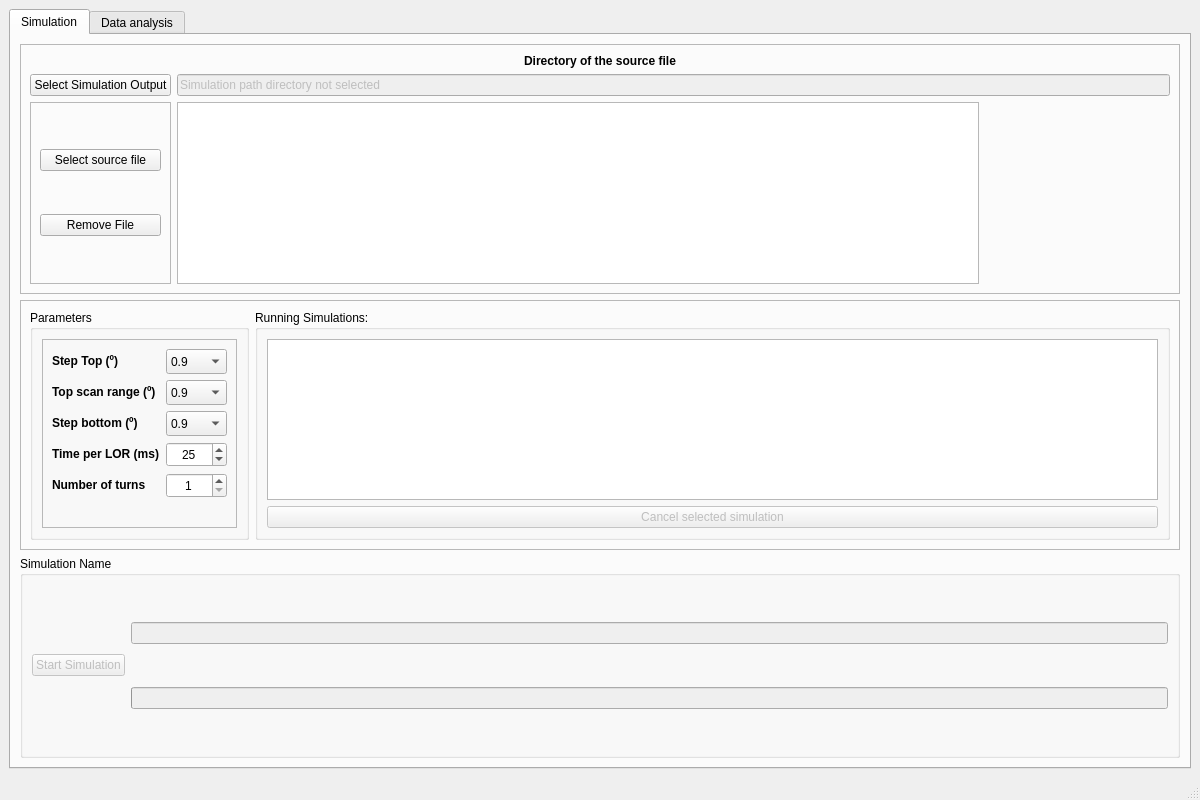
First picture: the form in SimulationGUI/Simulations.ui, repository pmcorreia/easyPET-EduGate, before the edit.
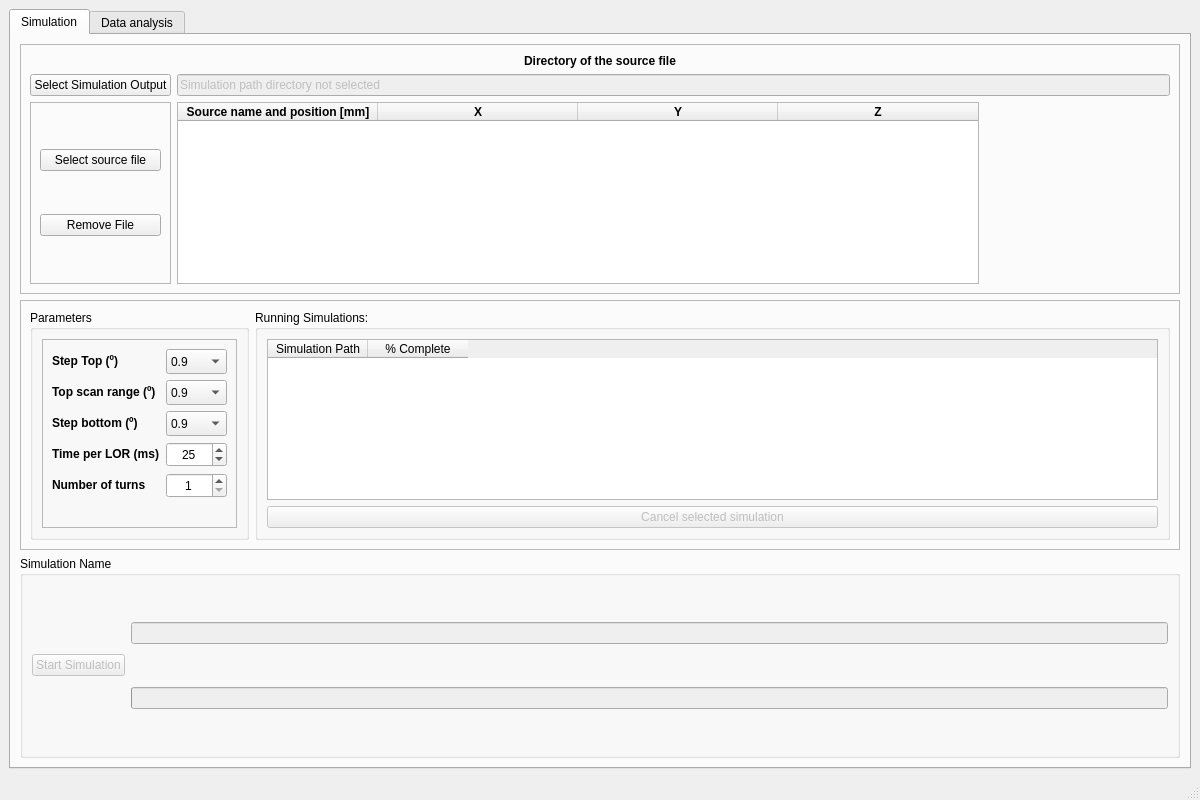
Second picture: the form after the edit.

What changed in the file:
```diff
--- a/SimulationGUI/Simulations.ui
+++ b/SimulationGUI/Simulations.ui
@@ -119,6 +119,9 @@
                    <height>16777215</height>
                   </size>
                  </property>
+                 <property name="autoFillBackground">
+                  <bool>false</bool>
+                 </property>
                  <property name="alternatingRowColors">
                   <bool>true</bool>
                  </property>
@@ -126,7 +129,7 @@
                   <enum>Qt::ElideMiddle</enum>
                  </property>
                  <attribute name="horizontalHeaderVisible">
-                  <bool>false</bool>
+                  <bool>true</bool>
                  </attribute>
                  <attribute name="horizontalHeaderCascadingSectionResizes">
                   <bool>true</bool>
@@ -160,7 +163,7 @@
                  </attribute>
                  <column>
                   <property name="text">
-                   <string>Source position [mm]</string>
+                   <string>Source name and position [mm]</string>
                   </property>
                   <property name="font">
                    <font>
@@ -670,7 +673,21 @@
              </property>
              <layout class="QVBoxLayout" name="verticalLayout">
               <item>
-               <widget class="QListWidget" name="RunningSimulation_listWidget"/>
+               <widget class="QTableWidget" name="RunningSimulation_tableWidget">
+                <property name="editTriggers">
+                 <set>QAbstractItemView::NoEditTriggers</set>
+                </property>
+                <column>
+                 <property name="text">
+                  <string>Simulation Path</string>
+                 </property>
+                </column>
+                <column>
+                 <property name="text">
+                  <string>% Complete</string>
+                 </property>
+                </column>
+               </widget>
               </item>
               <item>
                <widget class="QPushButton" name="abortSimulation_Button">
```
Left out of the diff: 86 changed lines with no effect on the pictures.
